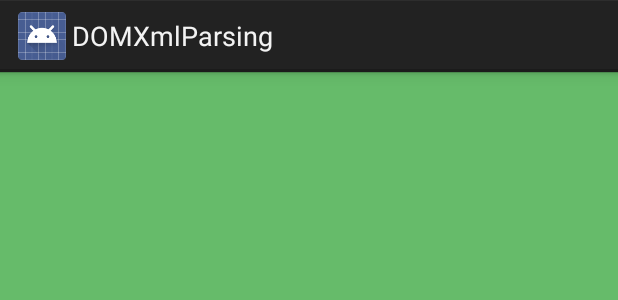
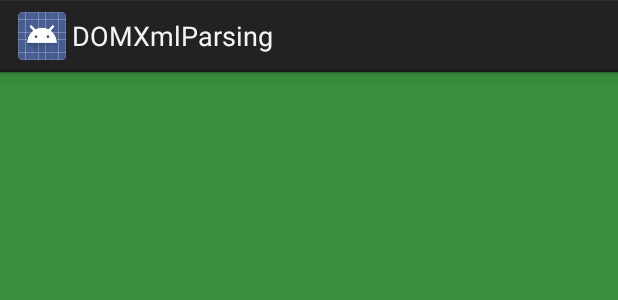
Before and after one commit to iCodersLab/xml_parsing, an Android app: the layout activity_main.xml on its own in the app's theme, with its tools: preview values and no code run, on a phone screen of 412 x 824 dp. Shown: the top 300 px of the screen. Run offline under Robolectric (Android 15) with nearby library versions, the phone set to English and light mode, and no system bars.

Commit message:
Update activity_main.xml

```diff
--- a/app/src/main/res/layout/activity_main.xml
+++ b/app/src/main/res/layout/activity_main.xml
@@ -1,21 +1,24 @@
-<RelativeLayout xmlns:android="http://schemas.android.com/apk/res/android"
+<?xml version="1.0" encoding="utf-8"?>
+<LinearLayout xmlns:android="http://schemas.android.com/apk/res/android"
     xmlns:tools="http://schemas.android.com/tools"
+    android:id="@+id/activity_parser"
     android:layout_width="match_parent"
-    android:background="#66bb6a"
     android:layout_height="match_parent"
-    tools:context="icoderslab.com.xmlparsing.MainActivity" >
+    android:orientation="vertical"
+    android:background="#388e3c"
+    tools:context="icoderslab.com.xmlparsing.parser">
+
+    <TextView
+        android:id="@+id/name"
+        android:layout_marginTop="30dp"
+        android:layout_marginStart="100dp"
+        android:layout_width="wrap_content"
+        android:textSize="24sp"
+        android:textColor="#fff"
+        android:layout_height="wrap_content"
+        android:layout_marginLeft="100dp" />
 
 
 
-    <TextView
-        android:id="@+id/textView1"
-        android:layout_width="wrap_content"
-        android:textColor="#fff"
-        android:layout_height="wrap_content"
-        android:textSize="20sp"
-        android:layout_alignParentLeft="true"
-        android:layout_alignParentTop="true"
-        android:layout_marginLeft="86dp"
-        />
 
-</RelativeLayout>
+</LinearLayout>
```
